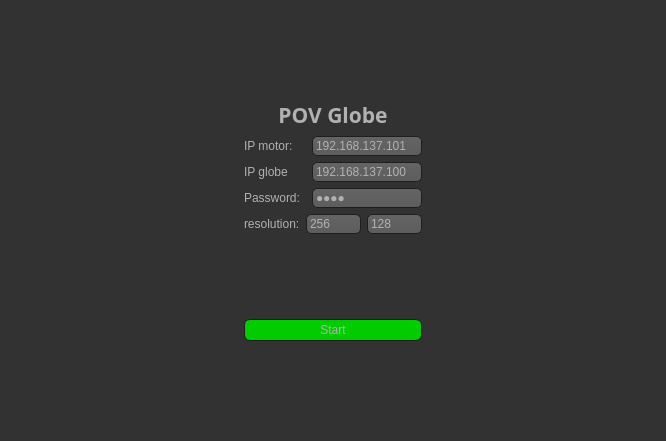
This is mainwindow.ui in magnocube/POV-Globe as Qt 5 draws it before an edit. The edited form follows.
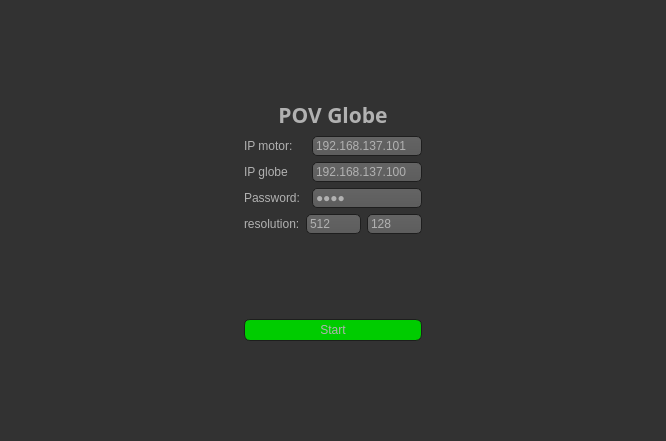
This is the edited form. Icons and pictures are not drawn.

Patch:
```diff
--- a/mainwindow.ui
+++ b/mainwindow.ui
@@ -598,7 +598,7 @@
                  </size>
                 </property>
                 <property name="text">
-                 <string>256</string>
+                 <string>512</string>
                 </property>
                </widget>
               </item>
```
